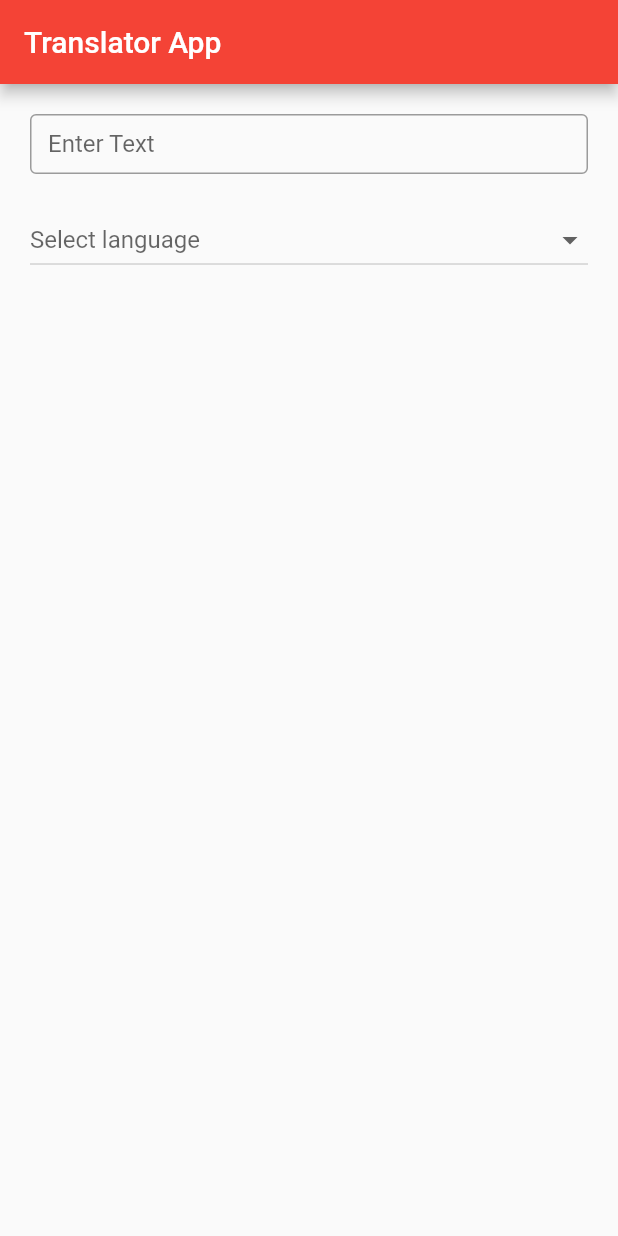
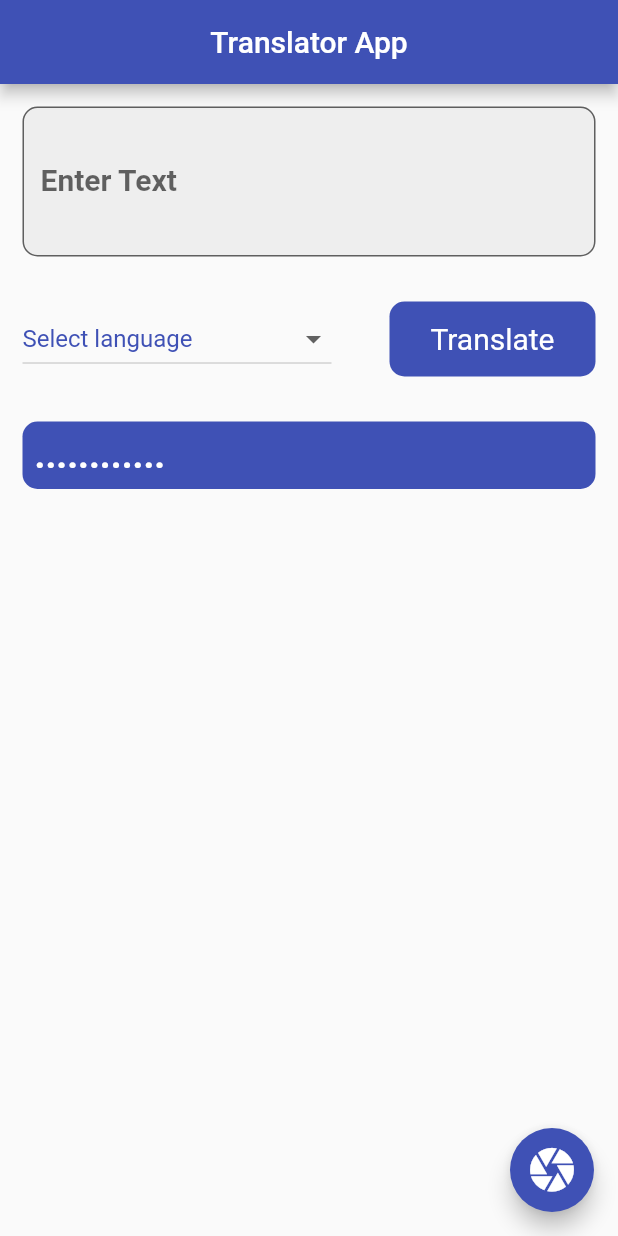
Before and after one commit to Mwlana2/Google-translate, a Flutter app: the screen it shows after launch, on a phone screen of 412 x 824 dp. Run offline on Flutter 3.47's test engine with Material 2 defaults, Android fonts, the phone set to English and light mode, and no system bars; our stand-ins replace image_picker; missing offline and left inert: google_ml_vision, translator.

Commit message:
Design App And change some function

```diff
--- a/lib/main.dart
+++ b/lib/main.dart
@@ -11,8 +11,9 @@ class MyApp extends StatelessWidget {
   Widget build(BuildContext context) {
     return MaterialApp(
       title: 'Flutter Demo',
+      debugShowCheckedModeBanner: false,
       theme: ThemeData(
-        primarySwatch: Colors.red,
+        primarySwatch: Colors.indigo,
       ),
       home: TranslatorDemo(),
     );
--- a/lib/translator_demo.dart
+++ b/lib/translator_demo.dart
@@ -16,13 +16,10 @@ class TranslatorDemo extends StatefulWidget {
 }
 
 class _TranslatorDemoState extends State<TranslatorDemo> {
-
   late File pickedImage;
   bool isImageLoad = false;
   bool isRecognizerText = false;
   String final_text = "";
-
-
 
   getText() async {
     var tempStor = await ImagePicker().pickImage(source: ImageSource.camera);
@@ -55,94 +52,199 @@ getText() async {
     print(final_text);
   }
 
-  translate_text(String locale){
-  translator.translate(final_text,to:locale).then((value){
+  translate_text(String locale) {
+    translator.translate(final_text, to: locale).then((value) {
       setState(() {
-      translated_text=value.text;
+        translated_text = value.text;
       });
     });
   }
 
-
-@override
-void initState() {
-  getText();
-    // TODO: implement initState
-    super.initState();
-  }
   @override
   Widget build(BuildContext context) {
-    return MaterialApp(
-        title: 'Flutter Demo',
-        theme: ThemeData(
-          primarySwatch: Colors.red,
+    return Scaffold(
+      appBar: AppBar(
+        title: const Text("Translator App"),
+        centerTitle: true,
       ),
-        home: Scaffold(
-          appBar: AppBar(title: Text("Translator App")),
       body: SingleChildScrollView(
-            child: Container(
-                margin: EdgeInsets.all(20),
-                child:Column(
+        child: Padding(
+          padding: const EdgeInsets.all(15.0),
+          child: Column(
+            children: [
+              SizedBox(
+                width: double.infinity,
+                height: 100,
+                child: TextField(
+                  controller: myController,
+                  maxLines: 10,
+                  onChanged: (_) {
+                    setState(() {
+                      final_text = myController.text;
+                    });
+                  },
+                  focusNode: FocusNode(canRequestFocus: false),
+                  decoration: InputDecoration(
+                    border: const OutlineInputBorder(
+                      borderRadius: BorderRadius.all(Radius.circular(10)),
+                      borderSide: BorderSide(color: Colors.indigo),
+                    ),
+                    fillColor: Colors.grey[200],
+                    filled: true,
+                    labelText: 'Enter Text',
+                    labelStyle: const TextStyle(
+                      fontSize: 20,
+                      fontWeight: FontWeight.bold,
+                    ),
+                  ),
+                ),
+              ),
+              const SizedBox(height: 30),
+              Row(
+                mainAxisAlignment: MainAxisAlignment.spaceBetween,
                 children: [
                   Container(
-                  width :double.infinity,
-                  height :40,
-                  child:TextField(
-                    controller: myController,
-                    focusNode:FocusNode(canRequestFocus:false),
-                    decoration :InputDecoration(
-                      border :OutlineInputBorder(),
-                      labelText : 'Enter Text',
-                    )
-                  )
-                ),
-               Container(
-                 margin:EdgeInsets.only(top:20),
-                 child:DropdownButton<String>(
+                    width: MediaQuery.of(context).size.width / 2,
+                    child: DropdownButton<String>(
                       isExpanded: true,
-                   hint:_dropDownvalue==null?Text('Select language'):
-                   Text(_dropDownvalue!,
-                   style:TextStyle(color:Colors.red)),
-                   items:<String>['English','Spanish','Chineese','German','Arabic'].
-                   map((String value){
+                      hint: _dropDownvalue == null
+                          ? const Text('Select language',
+                              style: TextStyle(color: Colors.indigo))
+                          : Text(_dropDownvalue!,
+                              style: const TextStyle(color: Colors.indigo)),
+                      items: <String>[
+                        'English',
+                        'Spanish',
+                        'Chineese',
+                        'German',
+                        'Arabic'
+                      ].map((String value) {
                         return DropdownMenuItem<String>(
                           value: value,
-                       child:Container(
-                         child:Text(value)
+                          child: Container(child: Text(value)),
+                        );
+                      }).toList(),
+                      onChanged: (newValue) {
+                        setState(() {
+                          _dropDownvalue = newValue;
+                        });
+
+                        // if (final_text != null) {
+                        //   if (_dropDownvalue == 'English') {
+                        //     translate_text('en');
+                        //   } else if (_dropDownvalue == 'Spanish') {
+                        //     translate_text('es');
+                        //   } else if (_dropDownvalue == 'Chineese') {
+                        //     translate_text('zh-cn');
+                        //   } else if (_dropDownvalue == 'German') {
+                        //     translate_text('de');
+                        //   } else if (_dropDownvalue == 'Arabic') {
+                        //     translate_text('ar');
+                        //   }
+                        // }
+                      },
+                    ),
+                  ),
+                  GestureDetector(
+                    child: Container(
+                      width: MediaQuery.of(context).size.width / 3,
+                      height: 50,
+                      decoration: const BoxDecoration(
+                        borderRadius: BorderRadius.all(Radius.circular(10)),
+                        color: Colors.indigo,
+                      ),
+                      child: const Center(
+                        child: Text(
+                          'Translate',
+                          style: TextStyle(
+                            color: Colors.white,
+                            fontSize: 20,
+                          ),
+                        ),
+                      ),
+                    ),
+                    onTap: () {
+                      if (_dropDownvalue == null) {
+                        showDialog(
+                            context: context,
+                            builder: (BuildContext context) {
+                              return AlertDialog(
+                                title: const Text('Select language'),
+                                content: const Text('Select language'),
+                                actions: <Widget>[
+                                  FlatButton(
+                                    child: const Text('Ok'),
+                                    onPressed: () {
+                                      Navigator.of(context).pop();
+                                    },
+                                  )
+                                ],
+                              );
+                            });
+                      } else {
+                        {
+                          if (_dropDownvalue == 'English') {
+                            translate_text('en');
+                          } else if (_dropDownvalue == 'Spanish') {
+                            translate_text('es');
+                          } else if (_dropDownvalue == 'Chineese') {
+                            translate_text('zh-cn');
+                          } else if (_dropDownvalue == 'German') {
+                            translate_text('de');
+                          } else if (_dropDownvalue == 'Arabic') {
+                            translate_text('ar');
+                          }
+                        }
+                      }
+                    },
+                  ),
+                ],
+              ),
+              const SizedBox(height: 30),
+              Container(
+                width: double.infinity,
+                decoration: const BoxDecoration(
+                  borderRadius: BorderRadius.all(Radius.circular(10)),
+                  color: Colors.indigo,
+                ),
+                child: translated_text != null
+                    ? Padding(
+                        padding: const EdgeInsets.all(8.0),
+                        child: Text(
+                          translated_text!,
+                          style: const TextStyle(
+                              fontSize: 25,
+                              fontWeight: FontWeight.bold,
+                              color: Colors.white),
+                        ),
+                      )
+                    : const Padding(
+                        padding: EdgeInsets.all(8.0),
+                        child: Text(
+                          '............',
+                          style: TextStyle(
+                              fontSize: 25,
+                              fontWeight: FontWeight.bold,
+                              color: Colors.white),
+                        ),
+                      ),
+              ),
+              const SizedBox(height: 30),
+              isRecognizerText
+                  ? const CircularProgressIndicator()
+                  : Container(),
+            ],
+          ),
+        ),
+      ),
+      floatingActionButton: FloatingActionButton(
+        onPressed: () => getText(),
+        child: const Icon(
+          Icons.camera,
+          size: 35,
+          color: Colors.white,
+        ),
       ),
     );
-                   }).toList(),
-                   onChanged: (newValue){
-                     setState(() {
-                       _dropDownvalue=newValue;
-                     });
-
-                     if(_dropDownvalue=='English'){
-                       translate_text('en');
-                     }else if(_dropDownvalue=='Spanish'){
-                       translate_text('es');
   }
-                     else if(_dropDownvalue=='Chineese'){
-                       translate_text('zh-cn');
 }
-                     else if(_dropDownvalue=='German'){
-                       translate_text('de');
-                     }
-                     else if(_dropDownvalue=='Arabic'){
-                       translate_text('ar');
-                     }
-                   },
-                 )
-               ),
-                Container(
-                  margin:EdgeInsets.only(top:30),
-                  child:translated_text!=null?Text(translated_text!,style:
-                  TextStyle(fontSize: 25,fontWeight: FontWeight.bold)):Text('')
-                ),
-            ],)),
-          )
-
-        ));
-  }
-
-}
```
Lines whose indentation alone changed are shown as unchanged.
